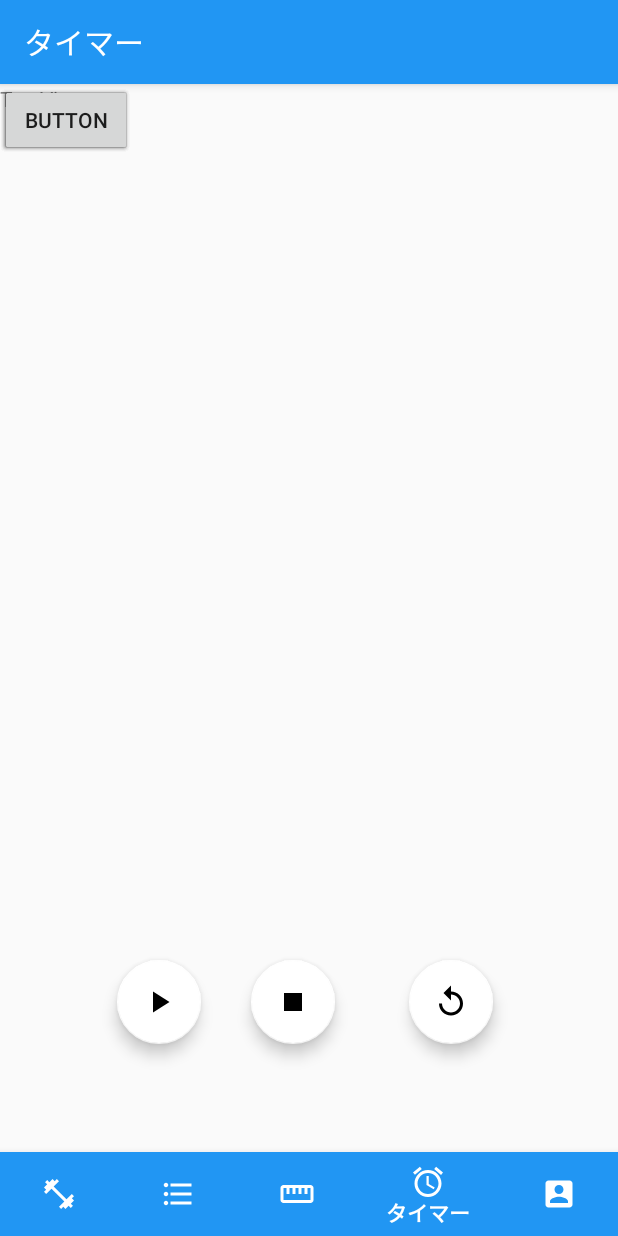
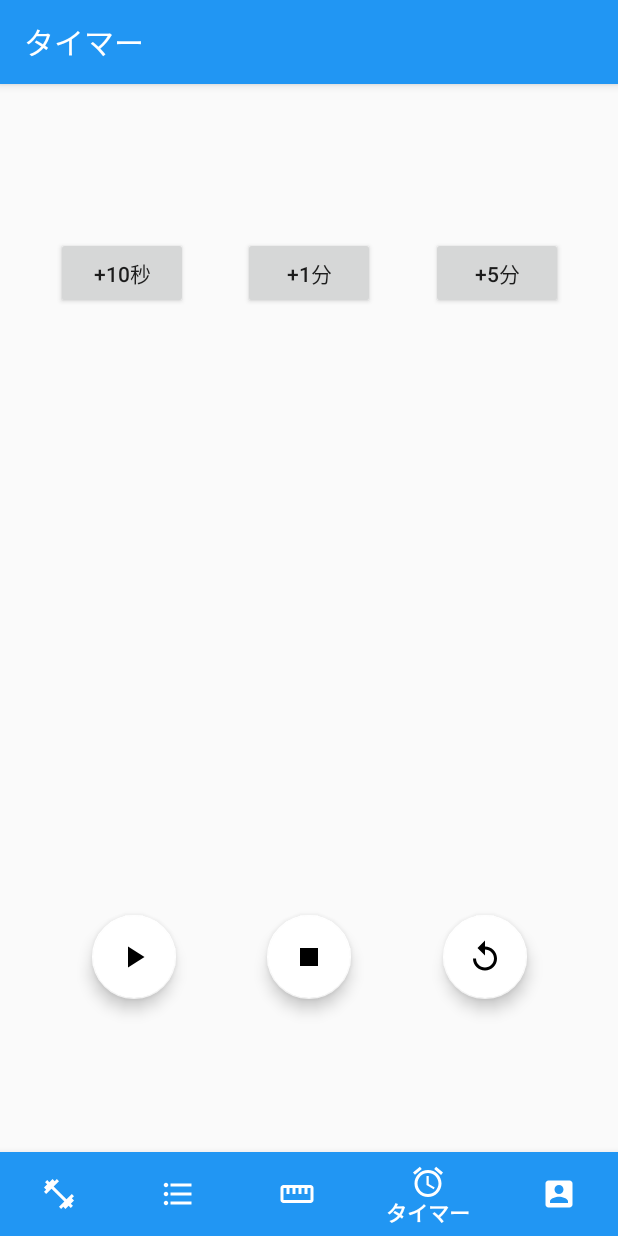
Before and after one commit to MtDeity/training-log-android, an Android app: the TimerFragment screen opened through its navigation route, on a phone screen of 412 x 824 dp. Run offline under Robolectric (Android 15) with nearby library versions, the phone set to English and light mode, and no system bars; our stand-ins replace navigation-ui; pictures from the network do not load.

Commit message:
タイマーレイアウト

```diff
--- a/app/src/main/java/com/example/traininglog/MainActivity.kt
+++ b/app/src/main/java/com/example/traininglog/MainActivity.kt
@@ -3,6 +3,7 @@ package com.example.traininglog
 import android.content.Intent
 import androidx.appcompat.app.AppCompatActivity
 import android.os.Bundle
+import androidx.core.content.edit
 import androidx.preference.PreferenceManager
 
 class MainActivity : AppCompatActivity() {
@@ -16,8 +17,8 @@ class MainActivity : AppCompatActivity() {
 
     private fun hasAccount() {
         val pref = PreferenceManager.getDefaultSharedPreferences(application)
-//        pref.edit { putString("cached_access_token", "MJgQQMm7pq6aVieMgRuwfGcf") } // トークンあり
-//        pref.edit { putString("cached_access_token", "") } // トークンなし
+//        pref.edit { putString("cached_access_token", "T6EooQzVJmk5s3D3S1HhHFCk") } // トークンあり
+        pref.edit { putString("cached_access_token", "") } // トークンなし
         val accessToken = pref.getString("cached_access_token", "")
         val hasToken = !accessToken.isNullOrEmpty()
 
--- a/app/src/main/java/com/example/traininglog/SignInActivity.kt
+++ b/app/src/main/java/com/example/traininglog/SignInActivity.kt
@@ -56,7 +56,7 @@ class SignInActivity : AppCompatActivity() {
             val bodyParameter = JSONObject()
             bodyParameter.put("sign_in_params", paramsValue)
 
-            val urlStr = "https://mukimukinoko.herokuapp.com/sign_in"
+            val urlStr = "https://mukimukinoko5050.herokuapp.com/sign_in"
             val url = URL(urlStr)
 
             try {
--- a/app/src/main/java/com/example/traininglog/SignUpActivity.kt
+++ b/app/src/main/java/com/example/traininglog/SignUpActivity.kt
@@ -66,7 +66,7 @@ class SignUpActivity : AppCompatActivity() {
             val bodyParameter = JSONObject()
             bodyParameter.put("sign_up_params", paramsValue)
 
-            val urlStr = "https://mukimukinoko.herokuapp.com/sign_up"
+            val urlStr = "https://mukimukinoko5050.herokuapp.com/sign_up"
             val url = URL(urlStr)
 
             try {
--- a/app/src/main/java/com/example/traininglog/TimerFragment.kt
+++ b/app/src/main/java/com/example/traininglog/TimerFragment.kt
@@ -1,17 +1,91 @@
 package com.example.traininglog
 
+import android.media.AudioAttributes
+import android.media.AudioManager
+import android.media.SoundPool
+import android.os.Build
 import android.os.Bundle
+import android.os.CountDownTimer
 import androidx.fragment.app.Fragment
 import android.view.LayoutInflater
 import android.view.View
 import android.view.ViewGroup
+import kotlinx.android.synthetic.main.fragment_timer.*
 
 class TimerFragment : Fragment() {
+    private lateinit var soundPool: SoundPool
+    private var soundResId = 0
+
+    inner class MyCountDownTimer(
+        millisInFuture: Long,
+        countDownInterval: Long
+    ) :
+        CountDownTimer(millisInFuture, countDownInterval) {
+
+        var isRunning = false
+
+        override fun onTick(millisUntilFinished: Long) {
+            val minute = millisUntilFinished / 1000L / 60L
+            val second = millisUntilFinished / 1000L % 60L
+            timerText.text = "%1d:%2$02d".format(minute, second)
+        }
+
+        override fun onFinish() {
+            timerText.text = "0:00"
+            soundPool.play(soundResId, 1.0f, 100f, 0, 0, 1.0f)
+        }
+    }
+
     override fun onCreateView(
         inflater: LayoutInflater, container: ViewGroup?,
         savedInstanceState: Bundle?
     ): View? {
         // Inflate the layout for this fragment
         return inflater.inflate(R.layout.fragment_timer, container, false)
+
+        timerText.text = "3:00"
+        val timer = MyCountDownTimer(3 * 60 * 1000, 100)
+        playPause.setOnClickListener {
+            timer.isRunning = when
+                (timer.isRunning) {
+                true -> {
+                    timer.cancel()
+                    playPause.setImageResource(
+                        R.drawable.play
+                    )
+                    false
+                }
+                false -> {
+                    timer.start()
+                    playPause.setImageResource(
+                        R.drawable.pause
+                    )
+                    true
+                }
+            }
+        }
+    }
+
+    override fun onResume() {
+        super.onResume()
+        soundPool =
+            if (Build.VERSION.SDK_INT < Build.VERSION_CODES.LOLLIPOP) {
+                @Suppress("DEPRECATION")
+                SoundPool(2, AudioManager.STREAM_ALARM, 0)
+            } else {
+                val audioAttributes = AudioAttributes.Builder()
+                    .setUsage(AudioAttributes.USAGE_ALARM)
+                    .build()
+                SoundPool.Builder()
+                    .setMaxStreams(1)
+                    .setAudioAttributes(audioAttributes)
+                    .build()
+            }
+        soundResId = soundPool.load(context, R.raw.buzz_fade_out, 1)
+    }
+
+    override fun onPause() {
+        super.onPause()
+        soundPool.release()
     }
 }
--- a/app/src/main/res/layout/activity_sign_in.xml
+++ b/app/src/main/res/layout/activity_sign_in.xml
@@ -81,7 +81,7 @@
         android:id="@+id/tvErrorMessage"
         android:layout_width="0dp"
         android:layout_height="0dp"
-        android:gravity="start|top"
+        android:gravity="center"
         android:textSize="25sp"
         app:layout_constraintBottom_toBottomOf="parent"
         app:layout_constraintEnd_toEndOf="parent"
--- a/app/src/main/res/layout/activity_sign_up.xml
+++ b/app/src/main/res/layout/activity_sign_up.xml
@@ -107,7 +107,7 @@
         android:id="@+id/tvErrorMessage"
         android:layout_width="0dp"
         android:layout_height="0dp"
-        android:gravity="start|top"
+        android:gravity="center"
         android:textSize="25sp"
         app:layout_constraintBottom_toBottomOf="parent"
         app:layout_constraintEnd_toEndOf="parent"
--- a/app/src/main/res/layout/fragment_timer.xml
+++ b/app/src/main/res/layout/fragment_timer.xml
@@ -2,99 +2,95 @@
 <androidx.constraintlayout.widget.ConstraintLayout xmlns:android="http://schemas.android.com/apk/res/android"
     xmlns:app="http://schemas.android.com/apk/res-auto"
     xmlns:tools="http://schemas.android.com/tools"
-    android:id="@+id/playPause"
     android:layout_width="match_parent"
     android:layout_height="match_parent"
+    android:keepScreenOn="true"
     tools:context=".TimerFragment">
+
+    <Button
+        android:id="@+id/tenSec"
+        android:layout_width="wrap_content"
+        android:layout_height="wrap_content"
+        android:text="@string/tenSec"
+        app:layout_constraintBottom_toTopOf="@+id/timerText"
+        app:layout_constraintEnd_toStartOf="@+id/oneMin"
+        app:layout_constraintHorizontal_bias="0.5"
+        app:layout_constraintStart_toStartOf="parent"
+        app:layout_constraintTop_toTopOf="parent" />
+
+    <Button
+        android:id="@+id/oneMin"
+        android:layout_width="wrap_content"
+        android:layout_height="wrap_content"
+        android:text="@string/oneMin"
+        app:layout_constraintBottom_toTopOf="@+id/timerText"
+        app:layout_constraintEnd_toStartOf="@+id/fiveMin"
+        app:layout_constraintHorizontal_bias="0.5"
+        app:layout_constraintStart_toEndOf="@+id/tenSec"
+        app:layout_constraintTop_toTopOf="parent" />
+
+    <Button
+        android:id="@+id/fiveMin"
+        android:layout_width="wrap_content"
+        android:layout_height="wrap_content"
+        android:text="@string/fiveMin"
+        app:layout_constraintBottom_toTopOf="@+id/timerText"
+        app:layout_constraintEnd_toEndOf="parent"
+        app:layout_constraintHorizontal_bias="0.5"
+        app:layout_constraintStart_toEndOf="@+id/oneMin"
+        app:layout_constraintTop_toTopOf="parent" />
+
+    <TextView
+        android:id="@+id/timerText"
+        android:layout_width="wrap_content"
+        android:layout_height="wrap_content"
+        android:textSize="150sp"
+        app:layout_constraintBottom_toTopOf="@+id/stop"
+        app:layout_constraintEnd_toEndOf="parent"
+        app:layout_constraintStart_toStartOf="parent"
+        app:layout_constraintTop_toBottomOf="@+id/oneMin"
+        tools:text="3:00" />
+
+    <com.google.android.material.floatingactionbutton.FloatingActionButton
+        android:id="@+id/stop"
+        android:layout_width="wrap_content"
+        android:layout_height="wrap_content"
+        android:clickable="true"
+        android:src="@drawable/stop"
+        android:tint="@android:color/black"
+        app:backgroundTint="@android:color/white"
+        app:layout_constraintBottom_toBottomOf="parent"
+        app:layout_constraintEnd_toStartOf="@+id/reset"
+        app:layout_constraintHorizontal_bias="0.5"
+        app:layout_constraintStart_toEndOf="@+id/playPause"
+        app:layout_constraintTop_toBottomOf="@+id/timerText" />
 
     <com.google.android.material.floatingactionbutton.FloatingActionButton
         android:id="@+id/playPause"
         android:layout_width="wrap_content"
         android:layout_height="wrap_content"
-        android:layout_marginBottom="72dp"
         android:clickable="true"
         android:src="@drawable/play"
         android:tint="@android:color/black"
         app:backgroundTint="@android:color/white"
         app:layout_constraintBottom_toBottomOf="parent"
-        app:layout_constraintEnd_toEndOf="parent"
-        app:layout_constraintHorizontal_bias="0.219"
-        app:layout_constraintStart_toStartOf="parent" />
-
-    <com.google.android.material.floatingactionbutton.FloatingActionButton
-        android:id="@+id/stop"
-        android:layout_width="wrap_content"
-        android:layout_height="wrap_content"
-        android:layout_marginBottom="72dp"
-        android:clickable="true"
-        android:src="@drawable/stop"
-        android:tint="@android:color/black"
-        app:backgroundTint="@android:color/white"
-        app:layout_constraintBottom_toBottomOf="parent"
-        app:layout_constraintEnd_toEndOf="parent"
-        app:layout_constraintHorizontal_bias="0.47"
-        app:layout_constraintStart_toStartOf="parent" />
+        app:layout_constraintEnd_toStartOf="@+id/stop"
+        app:layout_constraintHorizontal_bias="0.5"
+        app:layout_constraintStart_toStartOf="parent"
+        app:layout_constraintTop_toBottomOf="@+id/timerText" />
 
     <com.google.android.material.floatingactionbutton.FloatingActionButton
         android:id="@+id/reset"
         android:layout_width="wrap_content"
         android:layout_height="wrap_content"
-        android:layout_marginBottom="72dp"
         android:clickable="true"
         android:src="@drawable/reset"
         android:tint="@android:color/black"
         app:backgroundTint="@android:color/white"
         app:layout_constraintBottom_toBottomOf="parent"
         app:layout_constraintEnd_toEndOf="parent"
-        app:layout_constraintHorizontal_bias="0.766"
-        app:layout_constraintStart_toStartOf="parent" />
-
-    <TextView
-        android:id="@+id/timerText"
-        android:layout_width="wrap_content"
-        android:layout_height="wrap_content"
-        android:text="TextView"
-        tools:layout_editor_absoluteX="164dp"
-        tools:layout_editor_absoluteY="367dp" />
-
-    <Button
-        android:id="@+id/oneSec"
-        android:layout_width="wrap_content"
-        android:layout_height="wrap_content"
-        android:text="Button"
-        tools:layout_editor_absoluteX="58dp"
-        tools:layout_editor_absoluteY="111dp" />
-
-    <Button
-        android:id="@+id/tenSec"
-        android:layout_width="wrap_content"
-        android:layout_height="wrap_content"
-        android:text="Button"
-        tools:layout_editor_absoluteX="172dp"
-        tools:layout_editor_absoluteY="109dp" />
-
-    <Button
-        android:id="@+id/oneMin"
-        android:layout_width="wrap_content"
-        android:layout_height="wrap_content"
-        android:text="Button"
-        tools:layout_editor_absoluteX="293dp"
-        tools:layout_editor_absoluteY="106dp" />
-
-    <Button
-        android:id="@+id/fiveMin"
-        android:layout_width="wrap_content"
-        android:layout_height="wrap_content"
-        android:text="Button"
-        tools:layout_editor_absoluteX="64dp"
-        tools:layout_editor_absoluteY="189dp" />
-
-    <Button
-        android:id="@+id/tenMin"
-        android:layout_width="wrap_content"
-        android:layout_height="wrap_content"
-        android:text="Button"
-        tools:layout_editor_absoluteX="180dp"
-        tools:layout_editor_absoluteY="191dp" />
+        app:layout_constraintHorizontal_bias="0.5"
+        app:layout_constraintStart_toEndOf="@+id/stop"
+        app:layout_constraintTop_toBottomOf="@+id/timerText" />
 
 </androidx.constraintlayout.widget.ConstraintLayout>
--- a/app/src/main/res/values/strings.xml
+++ b/app/src/main/res/values/strings.xml
@@ -16,7 +16,7 @@
     <string name="sw_sharing">プロフィールを公開する</string>
     <string name="status_public">公開</string>
     <string name="status_private">非公開</string>
-
-    <!-- TODO: Remove or change this placeholder text -->
-    <string name="hello_blank_fragment">Hello blank fragment</string>
+    <string name="tenSec">+10秒</string>
+    <string name="oneMin">+1分</string>
+    <string name="fiveMin">+5分</string>
 </resources>
```
Also changed, not shown: 1 other file.
